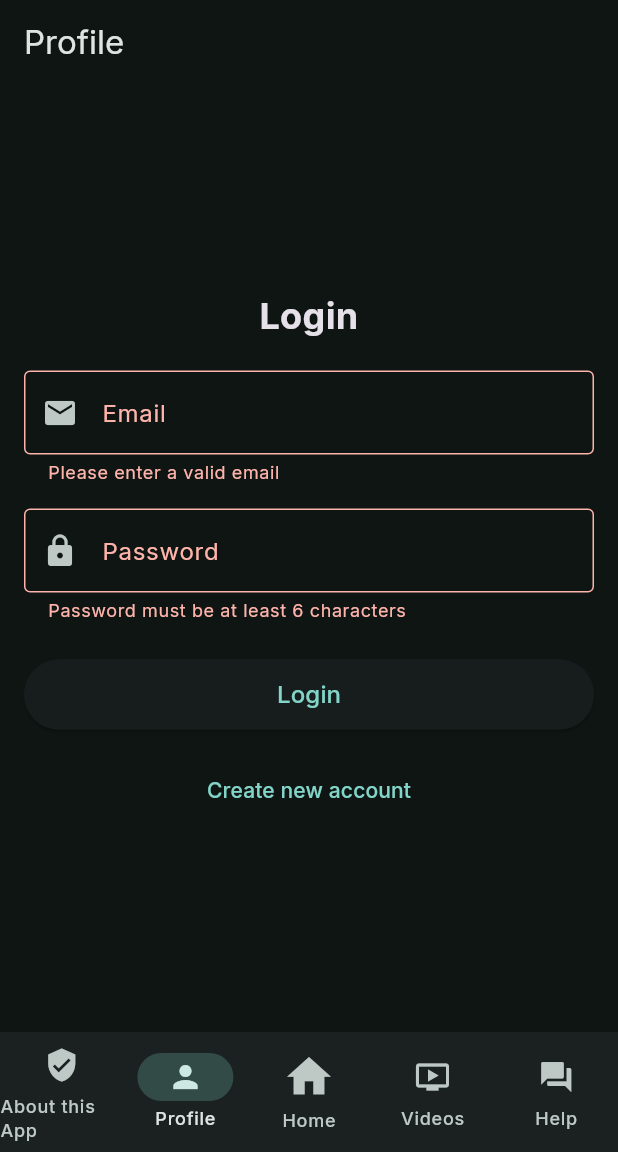
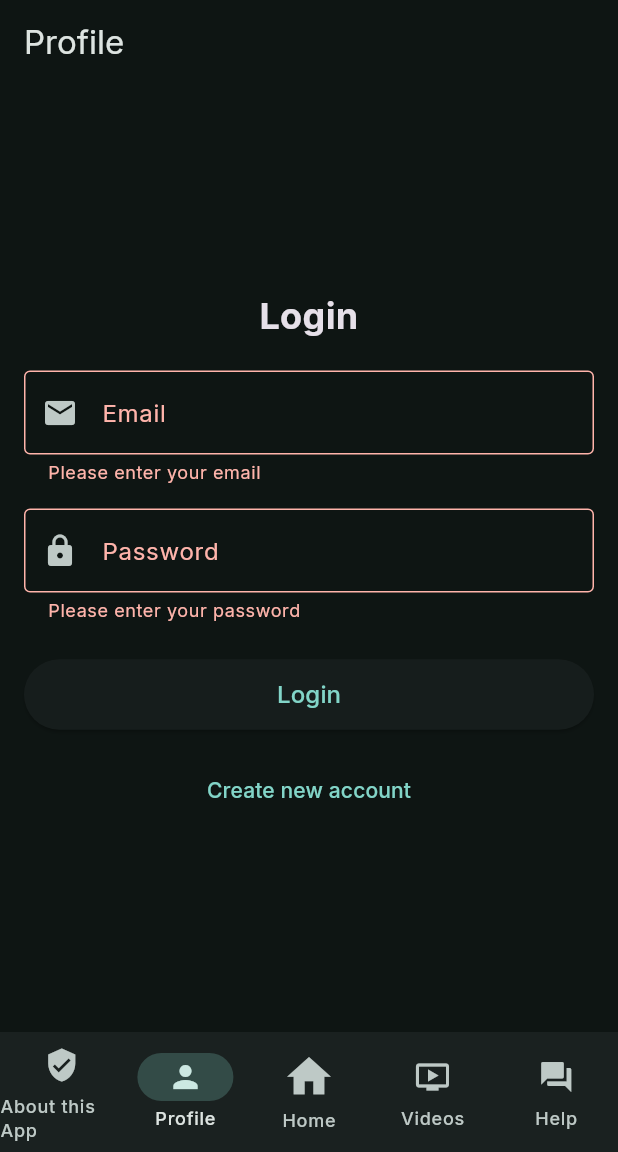
Before and after one commit to HisMonDon/Vera, a Flutter app: the screen it shows after launch, item 2 of the bottom bar chosen, after a tap on "Login", on a phone screen of 412 x 824 dp, the part 84-1236 px from its top. Run offline on Flutter 3.47's test engine with Material 3 defaults, Android fonts, the light colour scheme and no system bars; our stand-ins replace auto_size_text, google_fonts, shared_preferences.

```diff
--- a/coolapp/lib/main.dart
+++ b/coolapp/lib/main.dart
@@ -1,11 +1,27 @@
 import 'package:coolapp/views/widget_tree.dart';
 import 'package:flutter/material.dart';
 import 'package:google_fonts/google_fonts.dart';
+import 'package:coolapp/globals.dart' as globals;
+import 'package:coolapp/services/auth_service.dart';
 
 void main() async {
   WidgetsFlutterBinding.ensureInitialized();
-  // No Firebase initialization here
+
+  await _initializeAuthState();
+
   runApp(MyApp());
+}
+
+//global debugging
+Future<void> _initializeAuthState() async {
+  try {
+    final authService = AuthService();
+    globals.isLoggedIn = await authService.isLoggedIn();
+    print('App initialized with isLoggedIn: ${globals.isLoggedIn}');
+  } catch (e) {
+    print('Error initializing auth state: $e');
+    globals.isLoggedIn = false;
+  }
 }
 
 class MyApp extends StatefulWidget {
--- a/coolapp/lib/services/auth_service.dart
+++ b/coolapp/lib/services/auth_service.dart
@@ -20,6 +20,7 @@ class AuthService {
   // Sign in with email and password
   Future<bool> signInWithEmail(String email, String password) async {
     try {
+      print('AuthService: Attempting to sign in with email: $email');
       final response = await http.post(
         Uri.parse('$_signInUrl?key=$apiKey'),
         headers: {'Content-Type': 'application/json'},
@@ -30,16 +31,28 @@ class AuthService {
         }),
       );
 
+      print('AuthService: Sign in response status: ${response.statusCode}');
+
       if (response.statusCode == 200) {
         final data = json.decode(response.body);
+        print('AuthService: Sign in successful, saving auth data...');
         await _saveAuthData(data, email);
+        print('AuthService: Auth data saved successfully');
+
+        // Verify the data was saved correctly
+        final isLoggedIn = await this.isLoggedIn();
+        print('AuthService: Verification - isLoggedIn after save: $isLoggedIn');
+
         return true;
       } else {
         final error = json.decode(response.body);
+        print(
+          'AuthService: Sign in failed with error: ${error['error']['message']}',
+        );
         throw Exception(error['error']['message']);
       }
     } catch (e) {
-      print('Sign in error: $e');
+      print('AuthService: Sign in error: $e');
       return false;
     }
   }
@@ -47,6 +60,7 @@ class AuthService {
   // Register new user
   Future<bool> registerWithEmail(String email, String password) async {
     try {
+      print('AuthService: Attempting to register with email: $email');
       final response = await http.post(
         Uri.parse('$_signUpUrl?key=$apiKey'),
         headers: {'Content-Type': 'application/json'},
@@ -57,22 +71,35 @@ class AuthService {
         }),
       );
 
+      print('AuthService: Register response status: ${response.statusCode}');
+
       if (response.statusCode == 200) {
         final data = json.decode(response.body);
+        print('AuthService: Registration successful, saving auth data...');
         await _saveAuthData(data, email);
+        print('AuthService: Auth data saved successfully');
+
+        // Verify the data was saved correctly
+        final isLoggedIn = await this.isLoggedIn();
+        print('AuthService: Verification - isLoggedIn after save: $isLoggedIn');
+
         return true;
       } else {
         final error = json.decode(response.body);
+        print(
+          'AuthService: Registration failed with error: ${error['error']['message']}',
+        );
         throw Exception(error['error']['message']);
       }
     } catch (e) {
-      print('Registration error: $e');
+      print('AuthService: Registration error: $e');
       return false;
     }
   }
 
   // Save authentication data to SharedPreferences
   Future<void> _saveAuthData(Map<String, dynamic> data, String email) async {
+    try {
       final prefs = await SharedPreferences.getInstance();
 
       final token = data['idToken'];
@@ -81,36 +108,77 @@ class AuthService {
           .add(Duration(seconds: expiresIn))
           .toIso8601String();
 
+      print('AuthService: Saving token: ${token?.substring(0, 20)}...');
+      print('AuthService: Saving email: $email');
+      print('AuthService: Saving expiry time: $expiryTime');
+
       await prefs.setString(_tokenKey, token);
       await prefs.setString(_userEmailKey, email);
       await prefs.setString(_expiryTimeKey, expiryTime);
+
+      print('AuthService: Data saved to SharedPreferences');
+    } catch (e) {
+      print('AuthService: Error saving auth data: $e');
+      rethrow;
+    }
   }
 
-  // Check if user is logged in
+  // isLoggedIn
   Future<bool> isLoggedIn() async {
+    try {
       final prefs = await SharedPreferences.getInstance();
       final token = prefs.getString(_tokenKey);
       final expiryTimeString = prefs.getString(_expiryTimeKey);
 
+      print('AuthService: Checking login status...');
+      print('AuthService: Token exists: ${token != null}');
+      print('AuthService: Expiry time string: $expiryTimeString');
+
       if (token == null || expiryTimeString == null) {
+        print('AuthService: User not logged in - missing token or expiry time');
         return false;
       }
 
       final expiryTime = DateTime.parse(expiryTimeString);
-    return expiryTime.isAfter(DateTime.now());
+      final now = DateTime.now();
+      final isValid = expiryTime.isAfter(now);
+
+      print('AuthService: Expiry time: $expiryTime');
+      print('AuthService: Current time: $now');
+      print('AuthService: Token is valid: $isValid');
+
+      return isValid;
+    } catch (e) {
+      print('AuthService: Error checking login status: $e');
+      return false;
+    }
   }
 
   // Get current user email
   Future<String?> getCurrentUserEmail() async {
+    try {
       final prefs = await SharedPreferences.getInstance();
-    return prefs.getString(_userEmailKey);
+      final email = prefs.getString(_userEmailKey);
+      print('AuthService: Retrieved email: $email');
+      return email;
+    } catch (e) {
+      print('AuthService: Error getting current user email: $e');
+      return null;
+    }
   }
 
-  // Log out user
+  // Log out
   Future<void> signOut() async {
+    try {
+      print('AuthService: Signing out user...');
       final prefs = await SharedPreferences.getInstance();
       await prefs.remove(_tokenKey);
       await prefs.remove(_userEmailKey);
       await prefs.remove(_expiryTimeKey);
+      print('AuthService: User signed out successfully');
+    } catch (e) {
+      print('AuthService: Error signing out: $e');
+      rethrow;
     }
   }
+}
--- a/coolapp/lib/views/pages/profile_page/profile_page.dart
+++ b/coolapp/lib/views/pages/profile_page/profile_page.dart
@@ -1,5 +1,6 @@
 import 'package:flutter/material.dart';
 import 'package:coolapp/services/auth_service.dart';
+import 'package:coolapp/globals.dart' as globals;
 
 class ProfilePage extends StatefulWidget {
   @override
@@ -13,9 +14,11 @@ class _ProfilePageState extends State<ProfilePage> {
   final _passwordController = TextEditingController();
 
   bool _isLoading = false;
-  bool _isLogin = true; // Toggle between login and register
+  bool _isInitializing = true;
+  bool _isLogin = true;
   bool isLoggedIn = false;
   String _userEmail = '';
+  String? _errorMessage;
 
   @override
   void initState() {
@@ -31,6 +34,7 @@ class _ProfilePageState extends State<ProfilePage> {
   }
 
   Future<void> _checkLoginStatus() async {
+    try {
       final loggedIn = await _authService.isLoggedIn();
       if (loggedIn) {
         final email = await _authService.getCurrentUserEmail();
@@ -39,6 +43,19 @@ class _ProfilePageState extends State<ProfilePage> {
           _userEmail = email ?? '';
         });
       }
+    } catch (e) {
+      setState(() {
+        _errorMessage = 'Failed to check login status';
+      });
+    } finally {
+      setState(() {
+        _isInitializing = false;
+      });
+    }
+  }
+
+  bool _isValidEmail(String email) {
+    return RegExp(r'^[\w-\.]+@([\w-]+\.)+[\w-]{2,4}$').hasMatch(email);
   }
 
   Future<void> _submit() async {
@@ -46,51 +63,84 @@ class _ProfilePageState extends State<ProfilePage> {
       return;
     }
 
-    setState(() => _isLoading = true);
+    setState(() {
+      _isLoading = true;
+      _errorMessage = null;
+    });
 
+    try {
       bool success;
       if (_isLogin) {
         success = await _authService.signInWithEmail(
-        _emailController.text,
+          _emailController.text.trim(),
           _passwordController.text,
         );
       } else {
         success = await _authService.registerWithEmail(
-        _emailController.text,
+          _emailController.text.trim(),
           _passwordController.text,
         );
       }
 
-    setState(() => _isLoading = false);
-
       if (success) {
         _emailController.clear();
         _passwordController.clear();
-      _checkLoginStatus();
-      ScaffoldMessenger.of(
-        context,
-      ).showSnackBar(SnackBar(content: Text('Authentication successful!')));
-    } else {
+        await _checkLoginStatus();
+
+        if (mounted) {
           ScaffoldMessenger.of(context).showSnackBar(
             SnackBar(
               content: Text(
-            'Login failed. Please check your username or password.',
+                _isLogin
+                    ? 'Login successful!'
+                    : 'Account created successfully!',
               ),
+              backgroundColor: Colors.green,
+            ),
+          );
+        }
+      } else {
+        setState(() {
+          _errorMessage = _isLogin
+              ? 'Login failed. Please check your credentials.'
+              : 'Registration failed. Please try again.';
+        });
+      }
+    } catch (e) {
+      setState(() {
+        _errorMessage = 'An error occurred. Please try again.';
+      });
+    } finally {
+      setState(() => _isLoading = false);
+    }
+  }
+
+  Future<void> _signOut() async {
+    try {
+      await _authService.signOut();
+      setState(() {
+        isLoggedIn = false;
+        _userEmail = '';
+      });
+
+      if (mounted) {
+        ScaffoldMessenger.of(context).showSnackBar(
+          const SnackBar(
+            content: Text('Logged out successfully'),
+            backgroundColor: Colors.orange,
+          ),
+        );
+      }
+    } catch (e) {
+      if (mounted) {
+        ScaffoldMessenger.of(context).showSnackBar(
+          const SnackBar(
+            content: Text('Failed to log out'),
+            backgroundColor: Colors.red,
           ),
         );
       }
     }
-
-  Future<void> _signOut() async {
-    await _authService.signOut();
-    isLoggedIn = false;
-    setState(() {
-      isLoggedIn = false;
-      _userEmail = '';
-    });
-    ScaffoldMessenger.of(
-      context,
-    ).showSnackBar(SnackBar(content: Text('Logged out successfully')));
   }
 
   Widget _buildLoginForm() {
@@ -102,60 +152,90 @@ class _ProfilePageState extends State<ProfilePage> {
         children: [
           Text(
             _isLogin ? 'Login' : 'Create Account',
-            style: TextStyle(fontSize: 24, fontWeight: FontWeight.bold),
+            style: const TextStyle(fontSize: 24, fontWeight: FontWeight.bold),
             textAlign: TextAlign.center,
           ),
-          SizedBox(height: 20),
+          const SizedBox(height: 20),
+
+          if (_errorMessage != null) ...[
+            Container(
+              padding: const EdgeInsets.all(12),
+              decoration: BoxDecoration(
+                color: Colors.red.shade50,
+                border: Border.all(color: Colors.red.shade200),
+                borderRadius: BorderRadius.circular(8),
+              ),
+              child: Text(
+                _errorMessage!,
+                style: TextStyle(color: Colors.red.shade700),
+                textAlign: TextAlign.center,
+              ),
+            ),
+            const SizedBox(height: 16),
+          ],
+
           TextFormField(
             controller: _emailController,
-            decoration: InputDecoration(
+            decoration: const InputDecoration(
               labelText: 'Email',
               border: OutlineInputBorder(),
               prefixIcon: Icon(Icons.email),
             ),
             keyboardType: TextInputType.emailAddress,
             validator: (value) {
-              if (value == null || value.isEmpty || !value.contains('@')) {
-                return 'Please enter a valid email';
+              if (value == null || value.trim().isEmpty) {
+                return 'Please enter your email';
+              }
+              if (!_isValidEmail(value.trim())) {
+                return 'Please enter a valid email address';
               }
               return null;
             },
           ),
-          SizedBox(height: 16),
+          const SizedBox(height: 16),
+
           TextFormField(
             controller: _passwordController,
-            decoration: InputDecoration(
+            decoration: const InputDecoration(
               labelText: 'Password',
               border: OutlineInputBorder(),
               prefixIcon: Icon(Icons.lock),
             ),
             obscureText: true,
             validator: (value) {
-              if (value == null || value.isEmpty || value.length < 6) {
+              if (value == null || value.isEmpty) {
+                return 'Please enter your password';
+              }
+              if (value.length < 6) {
                 return 'Password must be at least 6 characters';
               }
               return null;
             },
           ),
-          SizedBox(height: 24),
+          const SizedBox(height: 24),
+
           if (_isLoading)
-            Center(child: CircularProgressIndicator())
+            const Center(child: CircularProgressIndicator())
           else
             ElevatedButton(
               onPressed: _submit,
               style: ElevatedButton.styleFrom(
-                padding: EdgeInsets.symmetric(vertical: 12),
+                padding: const EdgeInsets.symmetric(vertical: 12),
               ),
               child: Text(
                 _isLogin ? 'Login' : 'Register',
-                style: TextStyle(fontSize: 16),
+                style: const TextStyle(fontSize: 16),
               ),
             ),
-          SizedBox(height: 16),
+          const SizedBox(height: 16),
+
           TextButton(
-            onPressed: () {
+            onPressed: _isLoading
+                ? null
+                : () {
                     setState(() {
                       _isLogin = !_isLogin;
+                      _errorMessage = null;
                     });
                   },
             child: Text(
@@ -168,32 +248,31 @@ class _ProfilePageState extends State<ProfilePage> {
   }
 
   Widget _buildProfileView() {
-    isLoggedIn = true;
     return Column(
       mainAxisAlignment: MainAxisAlignment.center,
       children: [
         CircleAvatar(
           radius: 50,
           backgroundColor: Colors.blue.shade100,
-          child: Icon(Icons.person, size: 50, color: Colors.blue),
+          child: const Icon(Icons.person, size: 50, color: Colors.blue),
         ),
-        SizedBox(height: 20),
-        Text(
+        const SizedBox(height: 20),
+        const Text(
           'Welcome!',
           style: TextStyle(fontSize: 24, fontWeight: FontWeight.bold),
         ),
-        SizedBox(height: 10),
+        const SizedBox(height: 10),
         Text(
           _userEmail,
           style: TextStyle(fontSize: 16, color: Colors.grey[700]),
         ),
-        SizedBox(height: 30),
+        const SizedBox(height: 30),
         OutlinedButton.icon(
-          icon: Icon(Icons.exit_to_app),
-          label: Text('Logout'),
+          icon: const Icon(Icons.exit_to_app),
+          label: const Text('Logout'),
           onPressed: _signOut,
           style: OutlinedButton.styleFrom(
-            padding: EdgeInsets.symmetric(horizontal: 30, vertical: 12),
+            padding: const EdgeInsets.symmetric(horizontal: 30, vertical: 12),
           ),
         ),
       ],
@@ -203,12 +282,14 @@ class _ProfilePageState extends State<ProfilePage> {
   @override
   Widget build(BuildContext context) {
     return Scaffold(
-      appBar: AppBar(title: Text('Profile')),
+      appBar: AppBar(title: const Text('Profile')),
       body: Padding(
-        padding: EdgeInsets.all(16.0),
+        padding: const EdgeInsets.all(16.0),
         child: Center(
           child: SingleChildScrollView(
-            child: isLoggedIn ? _buildProfileView() : _buildLoginForm(),
+            child: _isInitializing
+                ? const CircularProgressIndicator()
+                : (isLoggedIn ? _buildProfileView() : _buildLoginForm()),
           ),
         ),
       ),
--- a/coolapp/lib/views/pages/videos/not_logged_in.dart
+++ b/coolapp/lib/views/pages/videos/not_logged_in.dart
@@ -51,6 +51,10 @@ class NotLoggedIn extends StatelessWidget {
                   MaterialPageRoute(builder: (context) => ProfilePage()),
                 );
               },
+              style: ElevatedButton.styleFrom(
+                backgroundColor: const Color.fromARGB(255, 28, 150, 109),
+                foregroundColor: Colors.white,
+              ),
               child: Text(
                 'Login or Sign Up',
                 style: GoogleFonts.montserrat(
```
Also changed, not shown: coolapp/lib/views/pages/videos/videos_page.dart (+19 -4 lines). Lines whose indentation alone changed are shown as unchanged.
